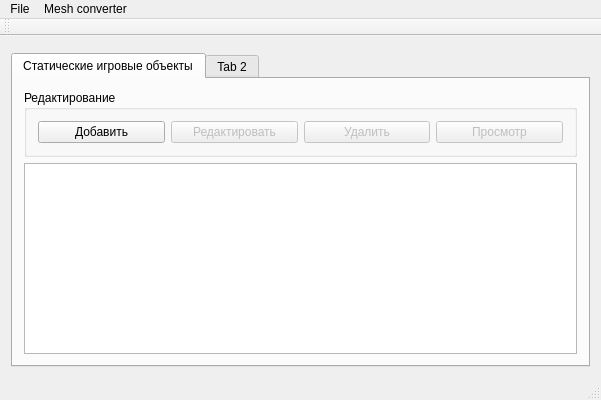
Old version of the form GameEditor/GameEditor.ui in the repository frostteo/GameEditor.
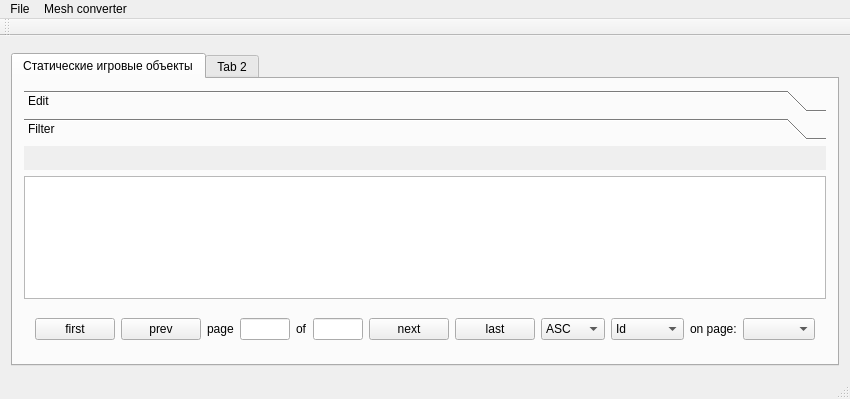
New version of the form.

Commit message: static game object table filtration and pagination

```diff
--- a/GameEditor/GameEditor.ui
+++ b/GameEditor/GameEditor.ui
@@ -6,8 +6,8 @@
    <rect>
     <x>0</x>
     <y>0</y>
-    <width>601</width>
-    <height>400</height>
+    <width>656</width>
+    <height>399</height>
    </rect>
   </property>
   <property name="windowTitle">
@@ -28,12 +28,49 @@
            <widget class="QTableView" name="staticGOTableView"/>
           </item>
           <item row="0" column="0">
-           <widget class="QGroupBox" name="groupBox">
-            <property name="title">
-             <string>Редактирование</string>
+           <widget class="QToolBox" name="toolBox">
+            <property name="sizePolicy">
+             <sizepolicy hsizetype="Preferred" vsizetype="Fixed">
+              <horstretch>0</horstretch>
+              <verstretch>0</verstretch>
+             </sizepolicy>
             </property>
-            <layout class="QVBoxLayout" name="verticalLayout">
-             <item>
+            <property name="minimumSize">
+             <size>
+              <width>0</width>
+              <height>80</height>
+             </size>
+            </property>
+            <property name="maximumSize">
+             <size>
+              <width>16777215</width>
+              <height>80</height>
+             </size>
+            </property>
+            <property name="currentIndex">
+             <number>1</number>
+            </property>
+            <widget class="QWidget" name="editToolPageSGOTable">
+             <property name="geometry">
+              <rect>
+               <x>0</x>
+               <y>0</y>
+               <width>612</width>
+               <height>26</height>
+              </rect>
+             </property>
+             <attribute name="label">
+              <string>Edit</string>
+             </attribute>
+             <widget class="QWidget" name="layoutWidget">
+              <property name="geometry">
+               <rect>
+                <x>0</x>
+                <y>0</y>
+                <width>332</width>
+                <height>25</height>
+               </rect>
+              </property>
               <layout class="QHBoxLayout" name="horizontalLayout">
                <item>
                 <widget class="QPushButton" name="addStaticGOBtn">
@@ -76,6 +113,296 @@
                 </widget>
                </item>
               </layout>
+             </widget>
+            </widget>
+            <widget class="QWidget" name="filterToolPageSGOTable">
+             <property name="geometry">
+              <rect>
+               <x>0</x>
+               <y>0</y>
+               <width>612</width>
+               <height>26</height>
+              </rect>
+             </property>
+             <attribute name="label">
+              <string>Filter</string>
+             </attribute>
+             <widget class="QWidget" name="">
+              <property name="geometry">
+               <rect>
+                <x>10</x>
+                <y>0</y>
+                <width>523</width>
+                <height>22</height>
+               </rect>
+              </property>
+              <layout class="QHBoxLayout" name="horizontalLayout_3">
+               <item>
+                <widget class="QLabel" name="filterSGONameLbl">
+                 <property name="text">
+                  <string>name</string>
+                 </property>
+                </widget>
+               </item>
+               <item>
+                <widget class="QLineEdit" name="filterSGONameTxt"/>
+               </item>
+               <item>
+                <widget class="QLabel" name="filterSGOModelLbl">
+                 <property name="text">
+                  <string>model</string>
+                 </property>
+                </widget>
+               </item>
+               <item>
+                <widget class="QLineEdit" name="filterSGOModelTxt"/>
+               </item>
+               <item>
+                <widget class="QLabel" name="filterSGOMaterialLbl">
+                 <property name="text">
+                  <string>material</string>
+                 </property>
+                </widget>
+               </item>
+               <item>
+                <widget class="QLineEdit" name="filterSGOMaterialTxt"/>
+               </item>
+              </layout>
+             </widget>
+            </widget>
+           </widget>
+          </item>
+          <item row="2" column="0">
+           <widget class="QWidget" name="paginationWidget" native="true">
+            <property name="sizePolicy">
+             <sizepolicy hsizetype="Expanding" vsizetype="Fixed">
+              <horstretch>0</horstretch>
+              <verstretch>0</verstretch>
+             </sizepolicy>
+            </property>
+            <property name="minimumSize">
+             <size>
+              <width>0</width>
+              <height>48</height>
+             </size>
+            </property>
+            <property name="maximumSize">
+             <size>
+              <width>16777215</width>
+              <height>50</height>
+             </size>
+            </property>
+            <layout class="QGridLayout" name="gridLayout_2">
+             <item row="0" column="0">
+              <layout class="QHBoxLayout" name="horizontalLayout_2">
+               <item>
+                <widget class="QPushButton" name="SGOTableFirstPageBtn">
+                 <property name="sizePolicy">
+                  <sizepolicy hsizetype="Fixed" vsizetype="Fixed">
+                   <horstretch>0</horstretch>
+                   <verstretch>0</verstretch>
+                  </sizepolicy>
+                 </property>
+                 <property name="text">
+                  <string>first</string>
+                 </property>
+                </widget>
+               </item>
+               <item>
+                <widget class="QPushButton" name="SGOTablePrevPageBtn">
+                 <property name="sizePolicy">
+                  <sizepolicy hsizetype="Fixed" vsizetype="Fixed">
+                   <horstretch>0</horstretch>
+                   <verstretch>0</verstretch>
+                  </sizepolicy>
+                 </property>
+                 <property name="text">
+                  <string>prev</string>
+                 </property>
+                </widget>
+               </item>
+               <item>
+                <widget class="QLabel" name="SGOTablePageLbl">
+                 <property name="sizePolicy">
+                  <sizepolicy hsizetype="Fixed" vsizetype="Preferred">
+                   <horstretch>0</horstretch>
+                   <verstretch>0</verstretch>
+                  </sizepolicy>
+                 </property>
+                 <property name="text">
+                  <string>page</string>
+                 </property>
+                </widget>
+               </item>
+               <item>
+                <widget class="QLineEdit" name="SGOTablePageTxt">
+                 <property name="sizePolicy">
+                  <sizepolicy hsizetype="Fixed" vsizetype="Fixed">
+                   <horstretch>0</horstretch>
+                   <verstretch>0</verstretch>
+                  </sizepolicy>
+                 </property>
+                 <property name="minimumSize">
+                  <size>
+                   <width>50</width>
+                   <height>0</height>
+                  </size>
+                 </property>
+                 <property name="maximumSize">
+                  <size>
+                   <width>50</width>
+                   <height>16777215</height>
+                  </size>
+                 </property>
+                 <property name="alignment">
+                  <set>Qt::AlignRight|Qt::AlignTrailing|Qt::AlignVCenter</set>
+                 </property>
+                </widget>
+               </item>
+               <item>
+                <widget class="QLabel" name="SGOTableOfLbl">
+                 <property name="sizePolicy">
+                  <sizepolicy hsizetype="Fixed" vsizetype="Preferred">
+                   <horstretch>0</horstretch>
+                   <verstretch>0</verstretch>
+                  </sizepolicy>
+                 </property>
+                 <property name="text">
+                  <string>of</string>
+                 </property>
+                </widget>
+               </item>
+               <item>
+                <widget class="QLineEdit" name="SGOTablePageCountTxt">
+                 <property name="enabled">
+                  <bool>true</bool>
+                 </property>
+                 <property name="sizePolicy">
+                  <sizepolicy hsizetype="Fixed" vsizetype="Fixed">
+                   <horstretch>0</horstretch>
+                   <verstretch>0</verstretch>
+                  </sizepolicy>
+                 </property>
+                 <property name="minimumSize">
+                  <size>
+                   <width>50</width>
+                   <height>0</height>
+                  </size>
+                 </property>
+                 <property name="maximumSize">
+                  <size>
+                   <width>50</width>
+                   <height>16777215</height>
+                  </size>
+                 </property>
+                 <property name="alignment">
+                  <set>Qt::AlignRight|Qt::AlignTrailing|Qt::AlignVCenter</set>
+                 </property>
+                 <property name="readOnly">
+                  <bool>true</bool>
+                 </property>
+                </widget>
+               </item>
+               <item>
+                <widget class="QPushButton" name="SGOTableNextBtn">
+                 <property name="sizePolicy">
+                  <sizepolicy hsizetype="Fixed" vsizetype="Fixed">
+                   <horstretch>0</horstretch>
+                   <verstretch>0</verstretch>
+                  </sizepolicy>
+                 </property>
+                 <property name="text">
+                  <string>next</string>
+                 </property>
+                </widget>
+               </item>
+               <item>
+                <widget class="QPushButton" name="SGOTableLastBtn">
+                 <property name="sizePolicy">
+                  <sizepolicy hsizetype="Fixed" vsizetype="Fixed">
+                   <horstretch>0</horstretch>
+                   <verstretch>0</verstretch>
+                  </sizepolicy>
+                 </property>
+                 <property name="text">
+                  <string>last</string>
+                 </property>
+                </widget>
+               </item>
+               <item>
+                <widget class="QComboBox" name="SGOTableOrdrerDir">
+                 <property name="sizePolicy">
+                  <sizepolicy hsizetype="Fixed" vsizetype="Fixed">
+                   <horstretch>0</horstretch>
+                   <verstretch>0</verstretch>
+                  </sizepolicy>
+                 </property>
+                 <item>
+                  <property name="text">
+                   <string>ASC</string>
+                  </property>
+                 </item>
+                 <item>
+                  <property name="text">
+                   <string>DESC</string>
+                  </property>
+                 </item>
+                </widget>
+               </item>
+               <item>
+                <widget class="QComboBox" name="SGOTableSortField">
+                 <property name="sizePolicy">
+                  <sizepolicy hsizetype="Fixed" vsizetype="Fixed">
+                   <horstretch>0</horstretch>
+                   <verstretch>0</verstretch>
+                  </sizepolicy>
+                 </property>
+                 <item>
+                  <property name="text">
+                   <string>Id</string>
+                  </property>
+                 </item>
+                 <item>
+                  <property name="text">
+                   <string>name</string>
+                  </property>
+                 </item>
+                 <item>
+                  <property name="text">
+                   <string>model</string>
+                  </property>
+                 </item>
+                 <item>
+                  <property name="text">
+                   <string>material</string>
+                  </property>
+                 </item>
+                </widget>
+               </item>
+               <item>
+                <widget class="QLabel" name="SGOTableOnPageLbl">
+                 <property name="sizePolicy">
+                  <sizepolicy hsizetype="Fixed" vsizetype="Preferred">
+                   <horstretch>0</horstretch>
+                   <verstretch>0</verstretch>
+                  </sizepolicy>
+                 </property>
+                 <property name="text">
+                  <string>on page:</string>
+                 </property>
+                </widget>
+               </item>
+               <item>
+                <widget class="QComboBox" name="SGOTableOnPage">
+                 <property name="sizePolicy">
+                  <sizepolicy hsizetype="Fixed" vsizetype="Fixed">
+                   <horstretch>0</horstretch>
+                   <verstretch>0</verstretch>
+                  </sizepolicy>
+                 </property>
+                </widget>
+               </item>
+              </layout>
              </item>
             </layout>
            </widget>
@@ -101,7 +428,7 @@
     <rect>
      <x>0</x>
      <y>0</y>
-     <width>601</width>
+     <width>656</width>
      <height>21</height>
     </rect>
    </property>
```
Left out of the diff: 3 changed lines with no effect on the pictures. The commit also changes 15 other files.
